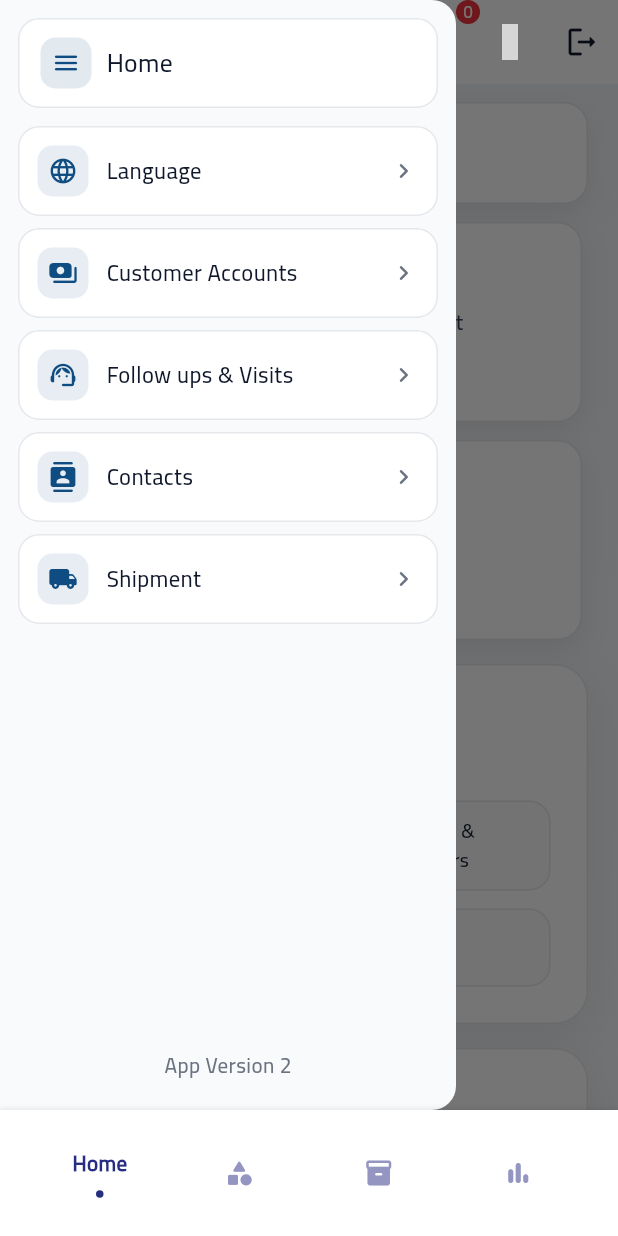
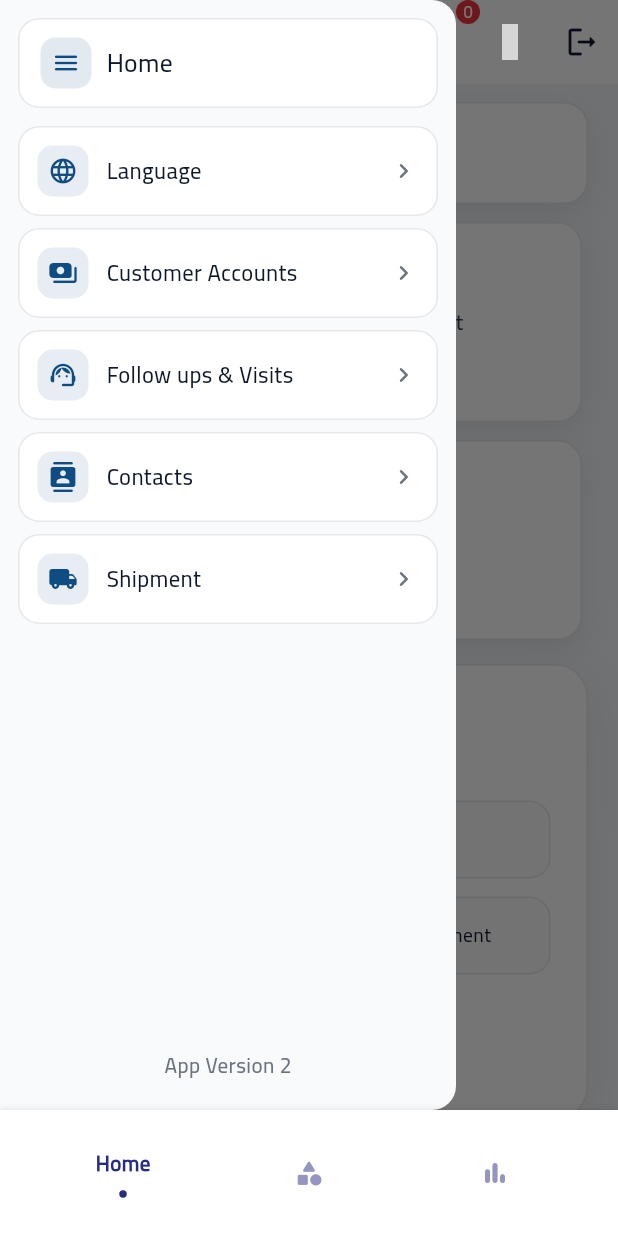
Before and after one commit to ayyubivh/pos-sa, a Flutter app: the Layout screen opened by its route, with the side drawer open, on a phone screen of 412 x 824 dp. Run offline on Flutter 3.47's test engine with Material 3 defaults, Android fonts, the phone set to English and light mode, and no system bars; drawn by our look-alikes of badges, flashy_tab_bar2; our stand-ins replace cached_network_image, connectivity_plus, dio, flutter_bloc, fluttertoast, geolocator and 11 more; missing offline and left inert: barcode_scan2, cron, flutter_flip_card, get_ip_address, htmltopdfwidgets, search_choices; accounts and stored records are empty; network calls fail; project files that could hold a hidden picture were left out; grey boxes are pictures that could not be loaded.

Commit message:
fixed product to quick action and logger for apis

```diff
--- a/lib/helpers/bottomNav.dart
+++ b/lib/helpers/bottomNav.dart
@@ -12,7 +12,6 @@ import 'package:pos_final/domain/models/sell_database.dart';
 import 'package:pos_final/domain/models/system.dart';
 import 'package:pos_final/presentation/screens/category_screen.dart';
 import 'package:pos_final/presentation/screens/home_screen.dart';
-import 'package:pos_final/presentation/screens/products_screen.dart';
 import 'package:pos_final/presentation/screens/sales_screen.dart';
 
 import 'package:shared_preferences/shared_preferences.dart';
@@ -73,7 +72,6 @@ class _LayoutState extends State<Layout> {
   List<Widget> pages_index = <Widget>[
     Home(),
     CategoryScreen(),
-    Products(),
     Sales(),
   ];
   @override
@@ -150,10 +148,6 @@ class _LayoutState extends State<Layout> {
           FlashyTabBarItem(
             icon: const Icon(Icons.category_rounded),
             title: Text(AppLocalizations.of(context).translate('Categories')),
-          ),
-          FlashyTabBarItem(
-            icon: const Icon(Icons.inventory_2_rounded),
-            title: Text(AppLocalizations.of(context).translate('products')),
           ),
           FlashyTabBarItem(
             icon: const Icon(Icons.bar_chart_rounded),
--- a/lib/pages/home/home_state.dart
+++ b/lib/pages/home/home_state.dart
@@ -271,6 +271,14 @@ class _HomeState extends State<Home> {
                     label: AppLocalizations.of(context).translate('language'),
                     icon: Icons.language_rounded,
                     onTap: _showLanguageDialog,
+                  ),
+                  _quickActionTile(
+                    width: tileWidth,
+                    label: AppLocalizations.of(context).translate('products'),
+                    icon: Icons.inventory_2_rounded,
+                    onTap: () {
+                      Navigator.pushNamed(context, '/products');
+                    },
                   ),
                   if (accessExpenses)
                     _quickActionTile(
```
Also changed, not shown: lib/helpers/api_handler/api_helper.dart (+12 -0 lines).
